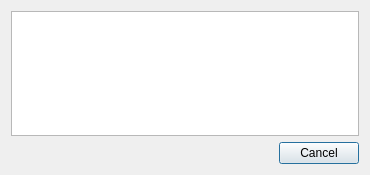
Old version of the form source/client/ui/status_dialog.ui in the repository dchapyshev/aspia.
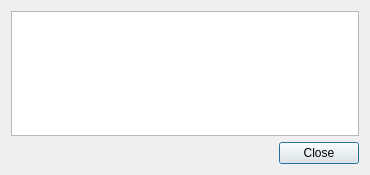
New version of the form. Icons and pictures are not drawn.

Commit message: - "Fullscreen" button no checkable.

```diff
--- a/source/client/ui/status_dialog.ui
+++ b/source/client/ui/status_dialog.ui
@@ -39,7 +39,7 @@
      <item>
       <widget class="QPushButton" name="button_cancel">
        <property name="text">
-        <string>Cancel</string>
+        <string>Close</string>
        </property>
       </widget>
      </item>
```
The commit also changes 7 other files.
